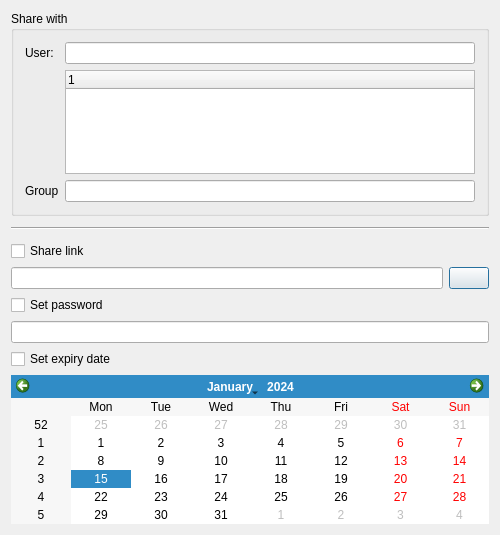
Above: src/gui/sharedialog.ui from nextcloud/desktop before the change. Below: the same form after it.
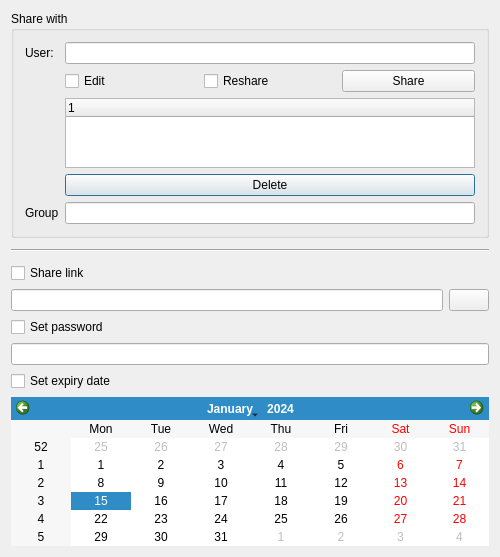
That is the form after the change.

Commit message:
ShareDialog: Allow sharing with users
This commit needs a lot of cleaning up. And a lot of error checking needs to be
added. However it is now possible to change and add new shares with users.
Sharing with groups should be just copy paste.

Also the UI needs some love.

What changed in the file:
```diff
--- a/src/gui/sharedialog.ui
+++ b/src/gui/sharedialog.ui
@@ -7,7 +7,7 @@
     <x>0</x>
     <y>0</y>
     <width>500</width>
-    <height>535</height>
+    <height>540</height>
    </rect>
   </property>
   <property name="windowTitle">
@@ -36,16 +36,6 @@
          </widget>
         </item>
         <item row="2" column="1">
-         <widget class="QLineEdit" name="lineEdit_shareGroup"/>
-        </item>
-        <item row="2" column="0">
-         <widget class="QLabel" name="groupLabel">
-          <property name="text">
-           <string>Group</string>
-          </property>
-         </widget>
-        </item>
-        <item row="1" column="1">
          <widget class="QTreeWidget" name="treeWidget_shareUser">
           <column>
            <property name="text">
@@ -54,6 +44,51 @@
           </column>
          </widget>
         </item>
+        <item row="4" column="1">
+         <widget class="QLineEdit" name="lineEdit_shareGroup"/>
+        </item>
+        <item row="4" column="0">
+         <widget class="QLabel" name="groupLabel">
+          <property name="text">
+           <string>Group</string>
+          </property>
+         </widget>
+        </item>
+        <item row="1" column="1">
+         <layout class="QHBoxLayout" name="horizontalLayout_6">
+          <item>
+           <widget class="QCheckBox" name="checkBox_user_edit">
+            <property name="text">
+             <string>Edit</string>
+            </property>
+           </widget>
+          </item>
+          <item>
+           <widget class="QCheckBox" name="checkBox_user_reshare">
+            <property name="text">
+             <string>Reshare</string>
+            </property>
+           </widget>
+          </item>
+          <item>
+           <widget class="QPushButton" name="pushButton_shareUser">
+            <property name="text">
+             <string>Share</string>
+            </property>
+            <property name="autoDefault">
+             <bool>false</bool>
+            </property>
+           </widget>
+          </item>
+         </layout>
+        </item>
+        <item row="3" column="1">
+         <widget class="QPushButton" name="pushButton_user_deleteShare">
+          <property name="text">
+           <string>Delete</string>
+          </property>
+         </widget>
+        </item>
        </layout>
       </widget>
      </item>
```
The commit also changes 2 other files.
